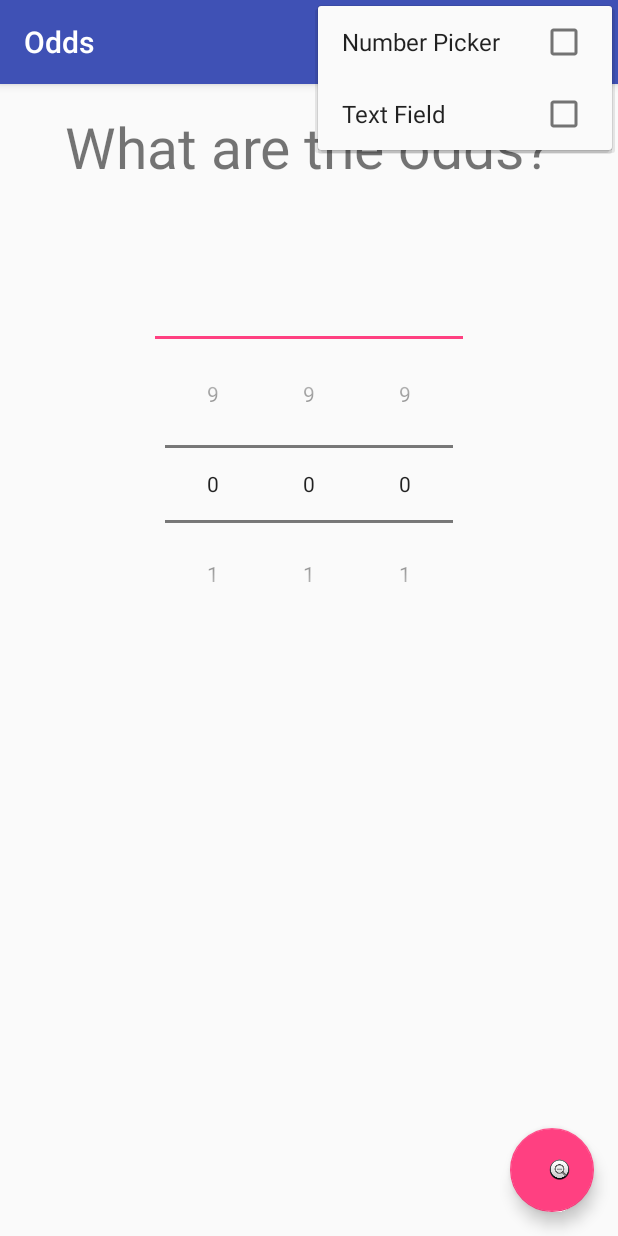
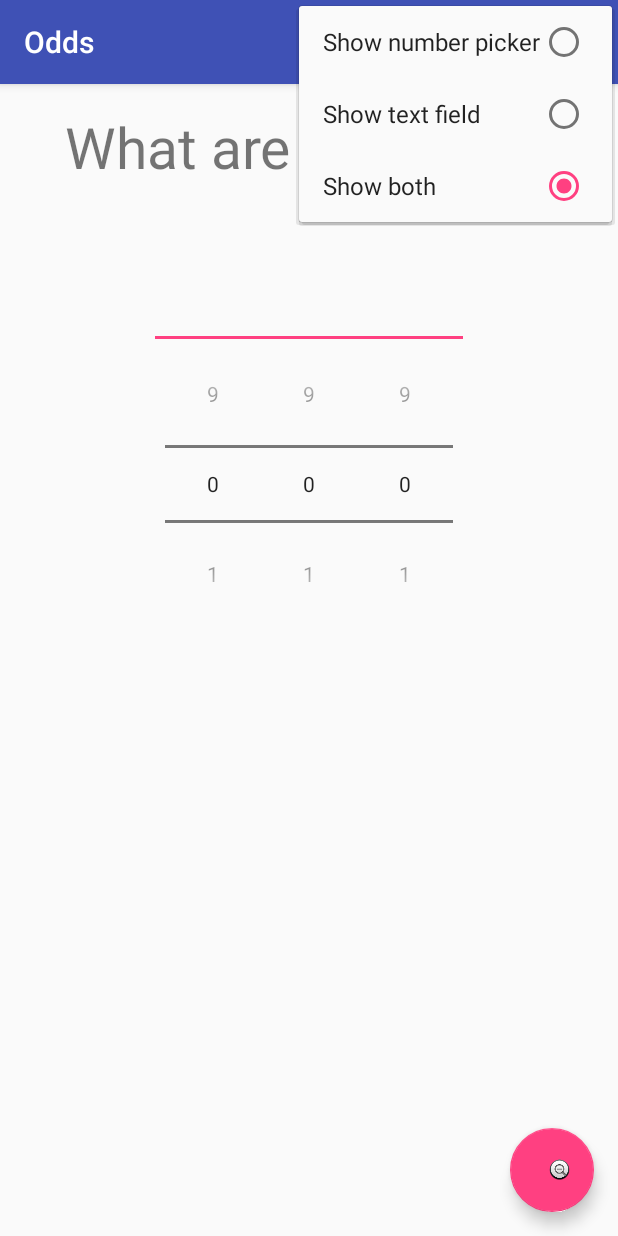
Before and after one commit to fegan104/Odds, an Android app: the screen it shows after launch (MainActivity), with the options menu open, on a phone screen of 412 x 824 dp. Run offline under Robolectric (Android 15) with nearby library versions, the phone set to English and light mode, and no system bars.

Commit message:
Fixed menu and added radio buttons

```diff
--- a/app/src/main/java/com/frankegan/odds/MainActivity.java
+++ b/app/src/main/java/com/frankegan/odds/MainActivity.java
@@ -1,5 +1,6 @@
 package com.frankegan.odds;
 
+import android.content.SharedPreferences;
 import android.os.Bundle;
 import android.support.design.widget.FloatingActionButton;
 import android.support.design.widget.Snackbar;
@@ -8,11 +9,17 @@ import android.support.v7.widget.Toolbar;
 import android.view.Menu;
 import android.view.MenuItem;
 import android.view.View;
+import android.widget.EditText;
 import android.widget.NumberPicker;
 
 public class MainActivity extends AppCompatActivity {
     NumberPicker hundreds, tens, ones;
+    EditText editText;
     private static Integer odds = 0;
+    private  static String PREFS_NAME = "DISPLAY_CHECKS";
+    private static String SHOW_PICKER = "SHOW_PICKER";
+    private static String SHOW_EDITTEXT = "SHOW_EDITTEXT";
+    SharedPreferences preferences;
 
     @Override
     protected void onCreate(Bundle savedInstanceState) {
@@ -20,8 +27,7 @@ public class MainActivity extends AppCompatActivity {
         setContentView(R.layout.activity_main);
         Toolbar toolbar = (Toolbar) findViewById(R.id.toolbar);
         setSupportActionBar(toolbar);
-
-
+        preferences = getSharedPreferences(PREFS_NAME, 0);
 
         hundreds = (NumberPicker) findViewById(R.id.picker_hundreds);
         tens = (NumberPicker) findViewById(R.id.picker_tens);
@@ -80,16 +86,18 @@ public class MainActivity extends AppCompatActivity {
         // as you specify a parent activity in AndroidManifest.xml.
         switch (item.getItemId()) {
             case R.id.numberPicker:
-                isCheckedNumberPicker = !item.isChecked();
-                item.setChecked(isCheckedNumberPicker);
+                item.setChecked(true);
+
                 return true;
             case R.id.textField:
-                isCheckedTextField = !item.isChecked();
-                item.setChecked(isCheckedTextField);
+                item.setChecked(true);
+                hundreds.setVisibility(View.GONE);
+                tens.setVisibility(View.GONE);
+                ones.setVisibility(View.GONE);
                 return true;
-            //noinspection SimplifiableIfStatement
-            //case R.id.action_settings:
-            //    return true;
+            case R.id.show_both:
+                item.setChecked(true);
+                return true;
             default:
                 return super.onOptionsItemSelected(item);
         }
@@ -108,17 +116,4 @@ public class MainActivity extends AppCompatActivity {
         return ones.getValue();
     }
 
-    //Checkable Menu
-    private boolean isCheckedNumberPicker = false;
-    private boolean isCheckedTextField = false;
-
-    @Override
-    public boolean onPrepareOptionsMenu(Menu menu) {
-        MenuItem checkable = menu.findItem(R.id.textField);
-        checkable.setChecked(isCheckedTextField);
-        checkable = menu.findItem(R.id.numberPicker);
-        checkable.setChecked(isCheckedNumberPicker);
-        return true;
-    }
-
 }
--- a/app/src/main/res/layout/activity_main.xml
+++ b/app/src/main/res/layout/activity_main.xml
@@ -1,7 +1,9 @@
 <?xml version="1.0" encoding="utf-8"?>
-<android.support.design.widget.CoordinatorLayout
-    xmlns:android="http://schemas.android.com/apk/res/android"
-    xmlns:app="http://schemas.android.com/apk/res-auto"
+<RelativeLayout xmlns:android="http://schemas.android.com/apk/res/android"
+    android:layout_width="match_parent"
+    android:layout_height="match_parent">
+
+    <android.support.design.widget.CoordinatorLayout xmlns:app="http://schemas.android.com/apk/res-auto"
         xmlns:tools="http://schemas.android.com/tools"
         android:layout_width="match_parent"
         android:layout_height="match_parent"
@@ -9,8 +11,8 @@
         tools:context="com.frankegan.odds.MainActivity">
 
         <android.support.design.widget.AppBarLayout
+            android:layout_width="match_parent"
             android:layout_height="wrap_content"
-        android:layout_width="match_parent"
             android:theme="@style/AppTheme.AppBarOverlay">
 
             <android.support.v7.widget.Toolbar
@@ -22,7 +24,7 @@
 
         </android.support.design.widget.AppBarLayout>
 
-    <include layout="@layout/content_main"/>
+        <include layout="@layout/content_main" />
 
         <android.support.design.widget.FloatingActionButton
             android:id="@+id/fab"
@@ -33,3 +35,4 @@
             android:src="@android:drawable/btn_minus" />
 
     </android.support.design.widget.CoordinatorLayout>
+</RelativeLayout>
--- a/app/src/main/res/menu/menu_main.xml
+++ b/app/src/main/res/menu/menu_main.xml
@@ -1,18 +1,21 @@
 <menu xmlns:android="http://schemas.android.com/apk/res/android"
     xmlns:app="http://schemas.android.com/apk/res-auto"
     xmlns:tools="http://schemas.android.com/tools"
-    tools:context="com.frankegan.odds.MainActivity" >
-    <!--<item android:id="@+id/action_settings"
-        android:title="@string/action_settings"
-        android:orderInCategory="100"
-        app:showAsAction="never" />
-    -->
-    <item
-    android:id="@+id/numberPicker"
-    android:checkable="true"
-    android:title="Number Picker" />
-    <item
-        android:id="@+id/textField"
-        android:checkable="true"
-        android:title="Text Field" />
+    tools:context="com.frankegan.odds.MainActivity">
+
+    <group android:checkableBehavior="single">
+
+        <item
+            android:id="@+id/numberPicker"
+            android:title="@string/show_number_picker" />
+
+        <item
+            android:id="@+id/textField"
+            android:title="@string/show_text_field" />
+
+        <item
+            android:id="@+id/show_both"
+            android:checked="true"
+            android:title="@string/show_both" />
+    </group>
 </menu>
--- a/app/src/main/res/values/strings.xml
+++ b/app/src/main/res/values/strings.xml
@@ -1,4 +1,8 @@
 <resources>
     <string name="app_name">Odds</string>
     <string name="action_settings">Settings</string>
+
+    <string name="show_text_field">Show text field</string>
+    <string name="show_number_picker">Show number picker</string>
+    <string name="show_both">Show both</string>
 </resources>
```
Lines whose indentation alone changed are shown as unchanged.
